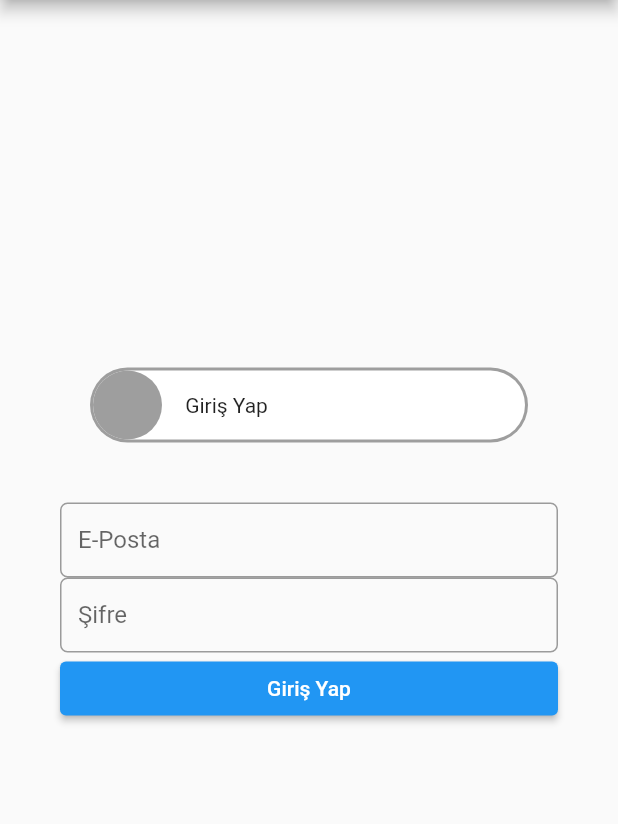
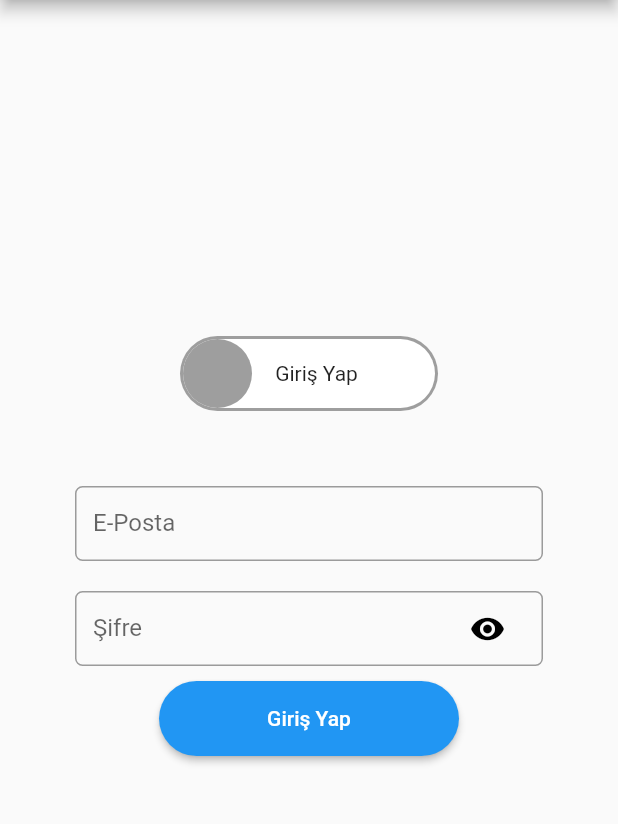
Before and after one commit to Satskill/photo_Like, a Flutter app: the screen it shows after launch, on a phone screen of 412 x 824 dp, the part 84-908 px from its top. Run offline on Flutter 3.47's test engine with Material 2 defaults, Android fonts, the phone set to English and light mode, and no system bars; drawn by our look-alikes of animated_toggle_switch; our stand-ins replace cloud_firestore, firebase_auth, firebase_core, firebase_database, firebase_storage, image_picker and 2 more; missing offline and left inert: dart:ffi; accounts and stored records are empty.

Commit message:
modified:   lib/widgets/giris/kayit/signwithmail.dart modified:   lib/widgets/sohbet/sohbetgoruntule.dart modified:   pubspec.lock

```diff
--- a/lib/widgets/giris/kayit/signwithmail.dart
+++ b/lib/widgets/giris/kayit/signwithmail.dart
@@ -25,7 +25,7 @@ class _SignsMailState extends State<SignsMail> {
           //mainAxisAlignment: MainAxisAlignment.spaceEvenly,
           children: [
             Padding(
-              padding: const EdgeInsets.fromLTRB(60, 0, 60, 0),
+              padding: const EdgeInsets.fromLTRB(120, 0, 120, 0),
               child: AnimatedToggleSwitch<int>.dual(
                 current: SignsMail.form,
                 first: 0,
@@ -68,14 +68,22 @@ class _SignsMailState extends State<SignsMail> {
             children: [
               textim(_mailcont, 'E-Posta'),
               textim(_passcont, 'Şifre'),
-              ElevatedButton(
+              Center(
+                child: SizedBox(
+                  height: 50,
+                  width: 200,
+                  child: ElevatedButton(
                     onPressed: () {
-                    Data()
-                        .SignsWithMail(_mailcont.text, _passcont.text, context);
+                      Data().SignsWithMail(
+                          _mailcont.text, _passcont.text, context);
                     },
                     child: Center(
                       child: Text('Giriş Yap'),
-                  ))
+                    ),
+                    style: ElevatedButton.styleFrom(shape: StadiumBorder()),
+                  ),
+                ),
+              ),
             ],
           ),
         ),
@@ -92,15 +100,25 @@ class _SignsMailState extends State<SignsMail> {
               textim(_isimcont, 'İsim'),
               textim(_soyisimcont, 'Soyisim'),
               textim(_username, 'Username'),
-              ElevatedButton(
+              Center(
+                child: SizedBox(
+                  width: 200,
+                  height: 50,
+                  child: ElevatedButton(
                     onPressed: () {
                       Data().SignsWithMail(
                           _mailcont.text, _passcont.text, context,
-                        isim: _isimcont.text, soyisim: _soyisimcont.text, username: _username.text);
+                          isim: _isimcont.text,
+                          soyisim: _soyisimcont.text,
+                          username: _username.text);
                     },
                     child: Center(
                       child: Text('Kayıt Ol'),
-                  ))
+                    ),
+                    style: ElevatedButton.styleFrom(shape: StadiumBorder()),
+                  ),
+                ),
+              )
             ],
           ),
         ),
@@ -109,16 +127,34 @@ class _SignsMailState extends State<SignsMail> {
   }
 
   Widget textim(TextEditingController controller, String? label) {
-    return SizedBox(
+    return Padding(
+      padding: const EdgeInsets.all(10),
+      child: SizedBox(
         height: 50,
         child: TextField(
           controller: controller,
+          obscureText: true,
           decoration: InputDecoration(
               border: OutlineInputBorder(
                 borderSide: BorderSide(width: 2, style: BorderStyle.solid),
                 borderRadius: BorderRadius.all(Radius.circular(5)),
               ),
               labelText: label,
+              suffixIcon: label == 'Şifre'
+                  ? Padding(
+                      padding: const EdgeInsets.all(5.0),
+                      child: ElevatedButton(
+                        style: ElevatedButton.styleFrom(
+                            primary: Color.fromARGB(0, 255, 255, 255),
+                            elevation: 0),
+                        child: Icon(
+                          Icons.remove_red_eye,
+                          color: Colors.black,
+                        ),
+                        onPressed: () {},
+                      ),
+                    )
+                  : null),
         ),
       ),
     );
--- a/lib/widgets/sohbet/sohbetgoruntule.dart
+++ b/lib/widgets/sohbet/sohbetgoruntule.dart
@@ -128,7 +128,7 @@ class _sohbetgoruntuleState extends State<sohbetgoruntule> {
                   padding: EdgeInsets.all(2),
                   child: ElevatedButton(
                     style: ElevatedButton.styleFrom(
-                        backgroundColor: Colors.white, elevation: 0),
+                        primary: Colors.white, elevation: 0),
                     child: Text(
                       'Gönder',
                       style: TextStyle(color: Colors.black),
```
Also changed, not shown: pubspec.lock. Lines whose indentation alone changed are shown as unchanged.
